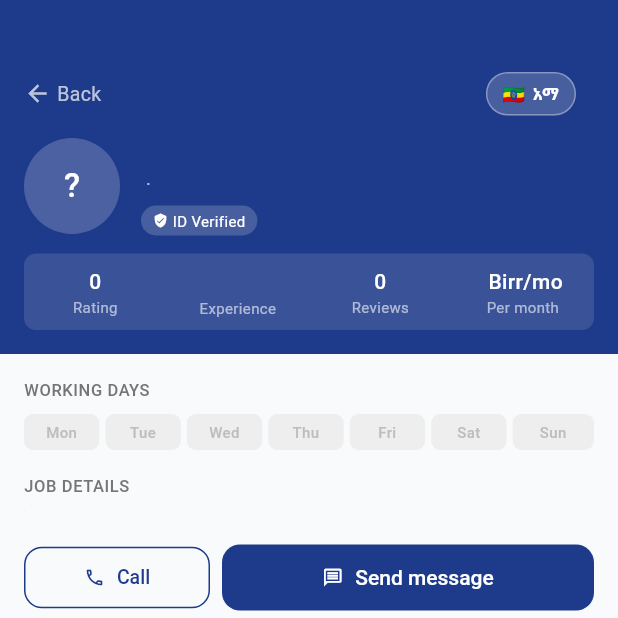
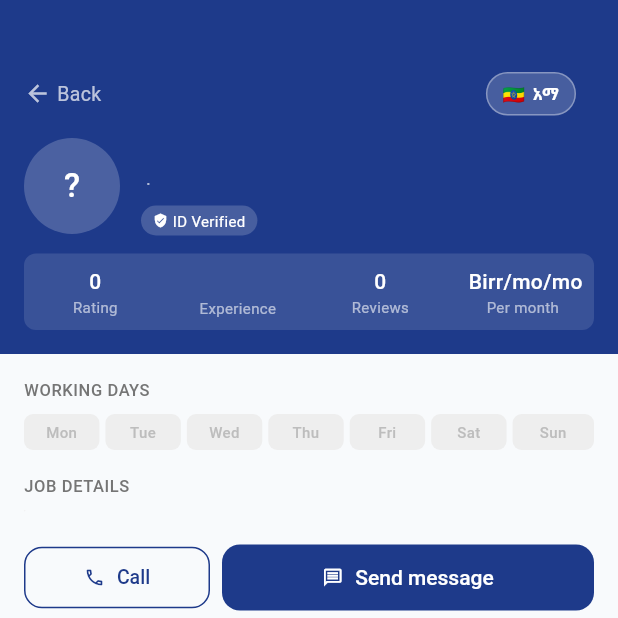
Before and after one commit to HomehelpBZ/homehelp_flutter, a Flutter app: the HkDetailScreen screen opened directly with sample values from the repository, on a phone screen of 412 x 824 dp, the top half of it. Run offline on Flutter 3.47's test engine with Material 3 defaults, Android fonts, the phone set to English and light mode, and no system bars; our stand-ins replace cloud_firestore, firebase_auth, firebase_core, image_picker; accounts and stored records are empty.

```diff
--- a/lib/screens/family/hk_detail_screen.dart
+++ b/lib/screens/family/hk_detail_screen.dart
@@ -81,7 +81,7 @@ class _HkDetailScreenState extends State<HkDetailScreen> {
 
     // Preferred areas translation
     const enAreas = ['Bole', 'Kirkos', 'Yeka', 'Lideta', 'Arada', 'Addis Ketema', 'Gulele', 'Kolfe Keranio', 'Nifas Silk-Lafto', 'Akaky Kaliti'];
-    const amAreas = ['ቦሌ', 'ቅርቆስ', 'የካ', 'ልደታ', 'አራዳ', 'አዲስ ከተማ', 'ጉለሌ', 'ቆልፌ ቀራኒዮ', 'ንፋስ ስልክ ላፍቶ', 'አቃቂ ቃሊቲ'];
+    const amAreas = ['ቦሌ', 'ቆርቆስ', 'የካ', 'ልደታ', 'አራዳ', 'አዲስ ከተማ', 'ጉለሌ', 'ቆልፌ ቀራኒዮ', 'ንፋስ ስልክ ላፍቶ', 'አቃቂ ቃሊቲ'];
     final rawAreas = (p?['preferredAreas'] as List?)?.cast<String>() ?? [];
     final translatedAreas = rawAreas.map((area) {
       final aT = area.trim();
@@ -122,12 +122,7 @@ class _HkDetailScreenState extends State<HkDetailScreen> {
 
     final bio = p?['bio'] as String? ?? widget.hk?.bio ?? '';
     // Salary: strip any trailing /mo from stored value to avoid double /mo
-    final rawSalary = p?['rates']?['monthlyRate'] as String? ?? p?['salaryExpectation'] as String? ?? '';
-    // Strip any trailing /mo or Birr/mo suffix to avoid double-appending
-    final salary = rawSalary
-        .replaceAll(RegExp(r'\s*Birr/mo.*$'), '')
-        .replaceAll(RegExp(r'\s*/mo.*$'), '')
-        .trim();
+    final salary = p?['rates']?['monthlyRate'] as String? ?? p?['salaryExpectation'] as String? ?? '';
     final arrangement = p?['availability']?['arrangement'] as String? ?? '';
     final availability = p?['availability'] as Map<String, dynamic>? ?? {};
     final dayKeys = ['mon', 'tue', 'wed', 'thu', 'fri', 'sat', 'sun'];
@@ -222,7 +217,7 @@ class _HkDetailScreenState extends State<HkDetailScreen> {
                       _Stat('0', s.rating),
                       _Stat(experience, s.experience),
                       _Stat('0', s.reviewsLabel),
-                      _Stat('$salary ${s.birr}', s.perMonth),
+                      _Stat('$salary ${s.birr}/mo', s.perMonth),
                     ]),
                   ),
                 ],
@@ -326,7 +321,7 @@ class _HkDetailScreenState extends State<HkDetailScreen> {
                         const Divider(height: 0),
                         InfoRow(
                             label: s.expectedSalaryLabel,
-                            value: '$salary ${s.birr}/mo'),
+                            value: '$salary ${s.birr}'),
                       ],
                     ]),
                   ),
```
